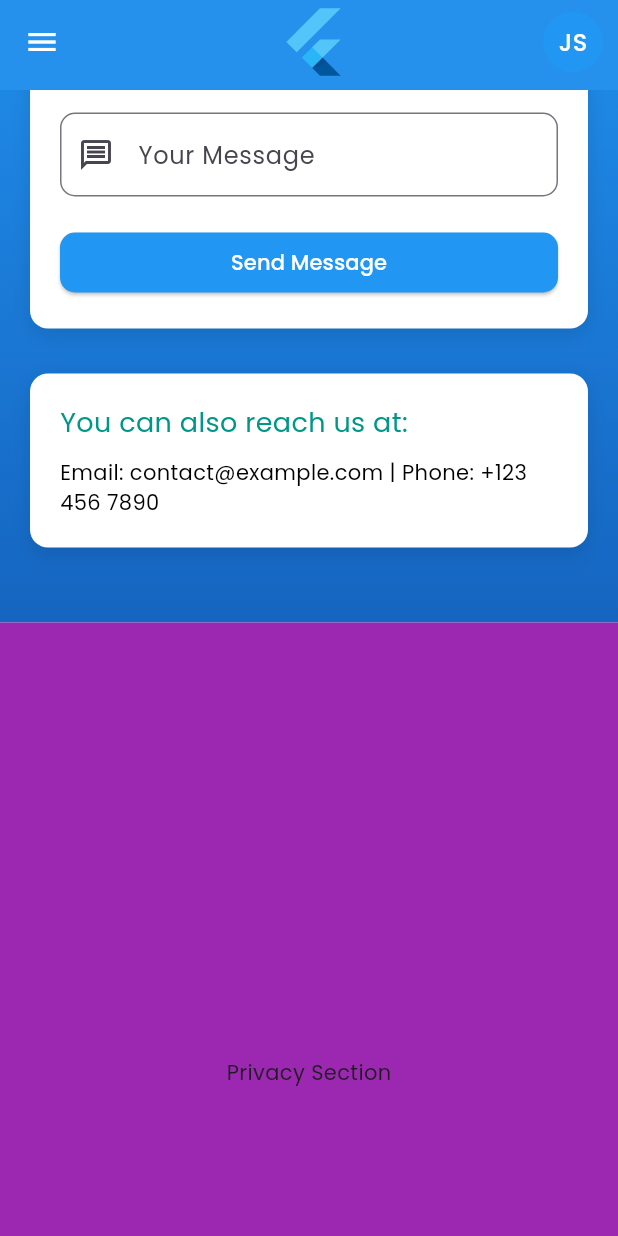
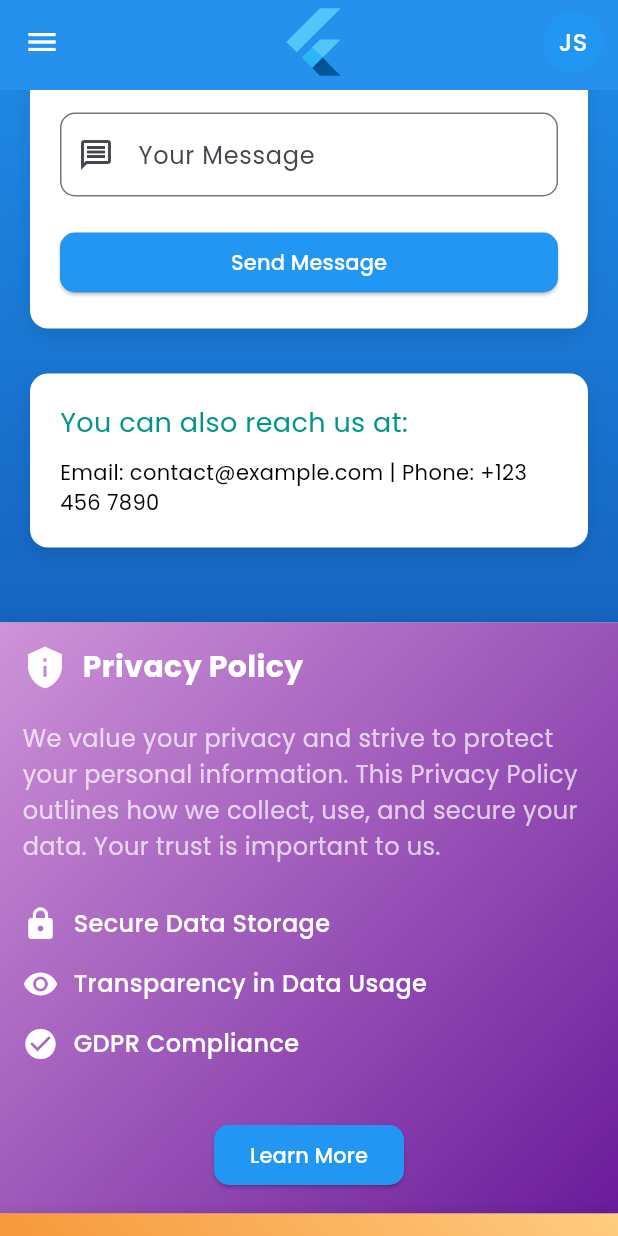
Before and after one commit to SoftEngAliijaz/flutter_responsive_web, a Flutter app: the HomeScreen screen opened directly, scrolled down 1728 dp, on a phone screen of 412 x 824 dp. Run offline on Flutter 3.47's test engine with Material 3 defaults, Android fonts, the phone set to English and light mode, and no system bars; our stand-ins replace animated_text_kit, cached_network_image, google_fonts, responsive_framework.

Commit message:
Add Privacy and Terms view sections to HomeScreen for enhanced user information

```diff
--- a/lib/screens/auth/sign_up_screen.dart
+++ b/lib/screens/auth/sign_up_screen.dart
@@ -154,6 +154,7 @@ class SignUpScreen extends StatelessWidget {
           end: Alignment.bottomRight,
         ),
       ),
+      child: Center(
         child: SingleChildScrollView(
           child: Column(
             mainAxisAlignment: MainAxisAlignment.center,
@@ -198,8 +199,8 @@ class SignUpScreen extends StatelessWidget {
                 child: CustomButton(
                   title: 'Sign Up',
                   onPressed: () {
-                  Navigator.push(
-                      context, MaterialPageRoute(builder: (_) => HomeScreen()));
+                    Navigator.push(context,
+                        MaterialPageRoute(builder: (_) => HomeScreen()));
                   },
                 ),
               ),
@@ -223,6 +224,7 @@ class SignUpScreen extends StatelessWidget {
             ],
           ),
         ),
+      ),
     );
   }
 }
--- a/lib/screens/main/home_screen.dart
+++ b/lib/screens/main/home_screen.dart
@@ -2,6 +2,8 @@ import 'package:flutter/material.dart';
 import 'package:flutter_responsive_web/screens/view_sections/about_view_section.dart';
 import 'package:flutter_responsive_web/screens/view_sections/contact_view_section.dart';
 import 'package:flutter_responsive_web/screens/view_sections/home_view_section.dart';
+import 'package:flutter_responsive_web/screens/view_sections/privacy_view_section.dart';
+import 'package:flutter_responsive_web/screens/view_sections/terms_view_section.dart';
 import 'package:flutter_responsive_web/widgets/custom_app_bar.dart';
 import 'package:flutter_responsive_web/widgets/custom_drawer.dart';
 import 'package:responsive_framework/responsive_framework.dart';
@@ -55,20 +57,10 @@ class _HomeScreenState extends State<HomeScreen> {
               ContactViewSection(divKey: sectionKeys[2]),
 
               /// Privacy Section
-              Container(
-                key: sectionKeys[3],
-                height: 600,
-                color: Colors.purple,
-                child: Center(child: Text('Privacy Section')),
-              ),
+              PrivacyViewSection(divKey: sectionKeys[3]),
 
               /// Terms Section
-              Container(
-                key: sectionKeys[4],
-                height: 600,
-                color: Colors.orange,
-                child: Center(child: Text('Terms Section')),
-              ),
+              TermsViewSection(divKey: sectionKeys[4]),
             ],
           ),
         ),
--- /dev/null
+++ b/lib/screens/view_sections/privacy_view_section.dart
@@ -0,0 +1,117 @@
+import 'package:flutter/material.dart';
+import 'package:flutter_responsive_web/widgets/custom_button.dart';
+import 'package:responsive_framework/responsive_framework.dart';
+
+class PrivacyViewSection extends StatefulWidget {
+  final Key? divKey;
+
+  const PrivacyViewSection({super.key, required this.divKey});
+
+  @override
+  State<PrivacyViewSection> createState() => _PrivacyViewSectionState();
+}
+
+class _PrivacyViewSectionState extends State<PrivacyViewSection> {
+  @override
+  Widget build(BuildContext context) {
+    final responsive = ResponsiveBreakpoints.of(context).largerThan(TABLET);
+
+    return Container(
+      key: widget.divKey,
+      padding: responsive
+          ? const EdgeInsets.symmetric(vertical: 40.0, horizontal: 20.0)
+          : const EdgeInsets.all(15.0),
+      decoration: BoxDecoration(
+        gradient: LinearGradient(
+          colors: [Colors.purple.shade200, Colors.purple.shade800],
+          begin: Alignment.topLeft,
+          end: Alignment.bottomRight,
+        ),
+        boxShadow: [
+          BoxShadow(
+            color: Colors.black26,
+            blurRadius: 10.0,
+            offset: Offset(0, 4),
+          ),
+        ],
+      ),
+      child: Column(
+        crossAxisAlignment: CrossAxisAlignment.start,
+        children: [
+          // Icon and Title Section
+          Row(
+            children: [
+              Icon(Icons.privacy_tip, color: Colors.white, size: 30.0),
+              SizedBox(width: 10),
+              Text(
+                'Privacy Policy',
+                style: TextStyle(
+                  fontSize: responsive ? 28.0 : 20.0,
+                  fontWeight: FontWeight.bold,
+                  color: Colors.white,
+                ),
+              ),
+            ],
+          ),
+          SizedBox(height: 20.0),
+
+          // Content Section
+          Text(
+            'We value your privacy and strive to protect your personal information. '
+            'This Privacy Policy outlines how we collect, use, and secure your data. '
+            'Your trust is important to us.',
+            style: TextStyle(
+              fontSize: responsive ? 18.0 : 16.0,
+              color: Colors.white70,
+              height: 1.5,
+            ),
+          ),
+          SizedBox(height: 20.0),
+
+          // List of Features
+          Column(
+            crossAxisAlignment: CrossAxisAlignment.start,
+            children: [
+              _buildPrivacyItem('Secure Data Storage', Icons.lock),
+              _buildPrivacyItem('Transparency in Data Usage', Icons.visibility),
+              _buildPrivacyItem('GDPR Compliance', Icons.check_circle),
+            ],
+          ),
+          SizedBox(height: 30.0),
+
+          // Learn More Button
+          Center(
+            child: CustomButton(
+              title: 'Learn More',
+              onPressed: () {
+                // Add action here
+              },
+            ),
+          ),
+        ],
+      ),
+    );
+  }
+
+  Widget _buildPrivacyItem(String title, IconData icon) {
+    return Padding(
+      padding: const EdgeInsets.symmetric(vertical: 8.0),
+      child: Row(
+        children: [
+          Icon(icon, color: Colors.white, size: 24),
+          SizedBox(width: 10),
+          Expanded(
+            child: Text(
+              title,
+              style: TextStyle(
+                color: Colors.white,
+                fontSize: 16.0,
+                fontWeight: FontWeight.w500,
+              ),
+            ),
+          ),
+        ],
+      ),
+    );
+  }
+}
--- /dev/null
+++ b/lib/screens/view_sections/terms_view_section.dart
@@ -0,0 +1,117 @@
+import 'package:flutter/material.dart';
+import 'package:flutter_responsive_web/widgets/custom_button.dart';
+import 'package:responsive_framework/responsive_framework.dart';
+
+class TermsViewSection extends StatefulWidget {
+  final Key? divKey;
+
+  const TermsViewSection({super.key, required this.divKey});
+
+  @override
+  State<TermsViewSection> createState() => _TermsViewSectionState();
+}
+
+class _TermsViewSectionState extends State<TermsViewSection> {
+  @override
+  Widget build(BuildContext context) {
+    final responsive = ResponsiveBreakpoints.of(context).largerThan(TABLET);
+
+    return Container(
+      key: widget.divKey,
+      padding: responsive
+          ? const EdgeInsets.symmetric(vertical: 40.0, horizontal: 20.0)
+          : const EdgeInsets.all(15.0),
+      decoration: BoxDecoration(
+        gradient: LinearGradient(
+          colors: [Colors.orange.shade200, Colors.orange.shade800],
+          begin: Alignment.topRight,
+          end: Alignment.bottomLeft,
+        ),
+        boxShadow: [
+          BoxShadow(
+            color: Colors.black26,
+            blurRadius: 10.0,
+            offset: Offset(0, 4),
+          ),
+        ],
+      ),
+      child: Column(
+        crossAxisAlignment: CrossAxisAlignment.start,
+        children: [
+          Row(
+            children: [
+              Icon(Icons.article, color: Colors.white, size: 30.0),
+              SizedBox(width: 10),
+              Expanded(
+                child: Text(
+                  'Terms and Conditions',
+                  style: TextStyle(
+                    fontSize: responsive ? 28.0 : 20.0,
+                    fontWeight: FontWeight.bold,
+                    color: Colors.white,
+                  ),
+                ),
+              ),
+            ],
+          ),
+          SizedBox(height: 20.0),
+
+          // Content Section
+          Text(
+            'By using our services, you agree to the following terms and conditions. '
+            'Please read them carefully to understand your rights and obligations.',
+            style: TextStyle(
+              fontSize: responsive ? 18.0 : 16.0,
+              color: Colors.white70,
+              height: 1.5,
+            ),
+          ),
+          SizedBox(height: 20.0),
+
+          // List of Key Points
+          Column(
+            crossAxisAlignment: CrossAxisAlignment.start,
+            children: [
+              _buildTermsItem('Fair Use Policy', Icons.gavel),
+              _buildTermsItem('No Unauthorized Access', Icons.security),
+              _buildTermsItem('Legal Accountability', Icons.balance),
+            ],
+          ),
+          SizedBox(height: 30.0),
+
+          // Read Full Terms Button
+          Center(
+            child: CustomButton(
+              title: 'Read Full Terms',
+              onPressed: () {
+                // Add action here
+              },
+            ),
+          ),
+        ],
+      ),
+    );
+  }
+
+  Widget _buildTermsItem(String title, IconData icon) {
+    return Padding(
+      padding: const EdgeInsets.symmetric(vertical: 8.0),
+      child: Row(
+        children: [
+          Icon(icon, color: Colors.white, size: 24),
+          SizedBox(width: 10),
+          Expanded(
+            child: Text(
+              title,
+              style: TextStyle(
+                color: Colors.white,
+                fontSize: 16.0,
+                fontWeight: FontWeight.w500,
+              ),
+            ),
+          ),
+        ],
+      ),
+    );
+  }
+}
```
Lines whose indentation alone changed are shown as unchanged.
